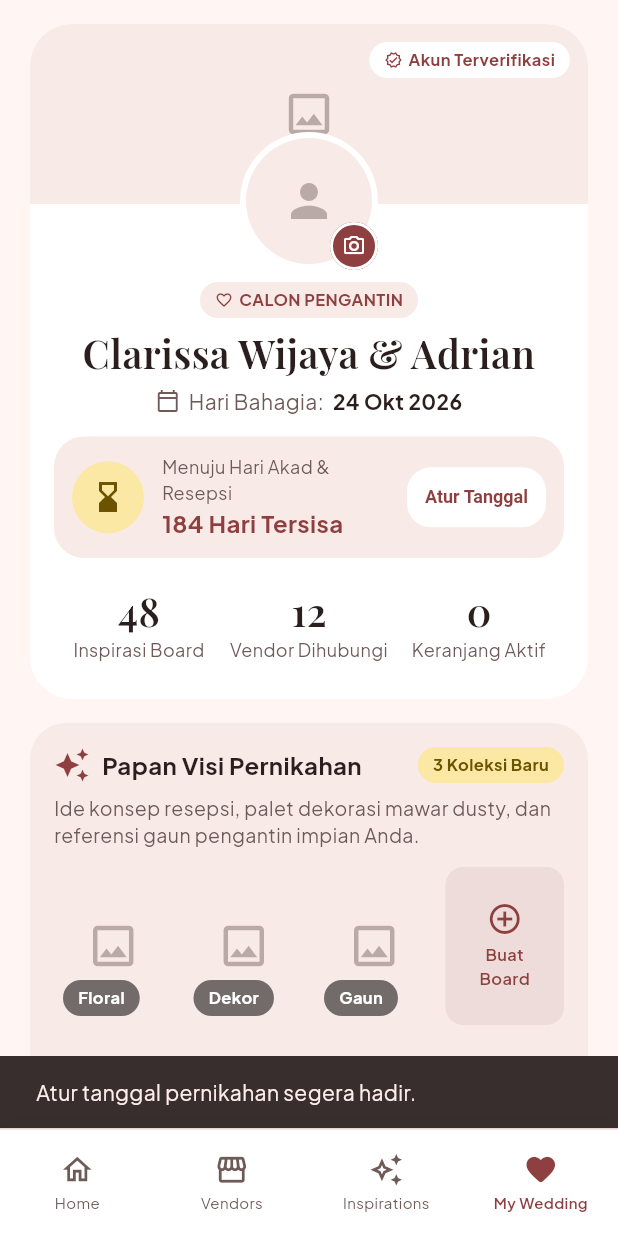
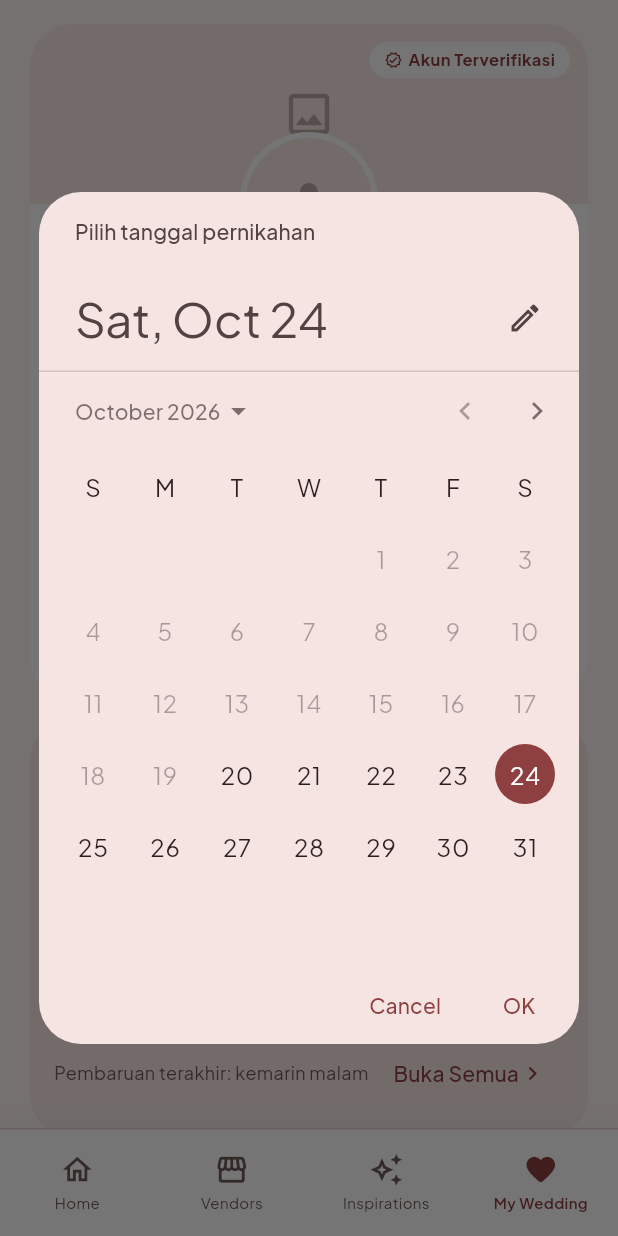
Before and after one commit to mfalim/Mobile_MyDream, a Flutter app: the ProfilePage screen opened by its route, after a tap on "Atur Tanggal", on a phone screen of 412 x 824 dp. Run offline on Flutter 3.47's test engine with Material 3 defaults, Android fonts, the light colour scheme and no system bars; our stand-ins replace flutter_riverpod, flutter_svg, go_router, google_fonts.

Commit message:
feat(my_wedding): single source of truth for wedding date; set date from profile

```diff
--- /dev/null
+++ b/lib/core/utils/date_helpers.dart
@@ -0,0 +1,9 @@
+/// Selisih hari kalender dari [now] ke [target]. Negatif bila sudah lewat.
+/// Dihitung dari tanggalnya saja (jam diabaikan), dalam UTC supaya tidak
+/// terpengaruh pergantian jam musim.
+int daysUntil(DateTime target, {DateTime? now}) {
+  final today = now ?? DateTime.now();
+  final a = DateTime.utc(today.year, today.month, today.day);
+  final b = DateTime.utc(target.year, target.month, target.day);
+  return b.difference(a).inDays;
+}
--- a/lib/features/home/data/datasources/home_mock_datasource.dart
+++ b/lib/features/home/data/datasources/home_mock_datasource.dart
@@ -8,8 +8,6 @@ class HomeMockDatasource {
     return const HomeData(
       countdown: WeddingCountdown(
         coupleNames: 'Clarissa & Adrian',
-        dateLabel: 'Sabtu, 24 Oktober 2026',
-        daysLeft: 148,
         readiness: 0.62,
         nextTask: 'Finalisasi Undangan & RSVP',
       ),
--- a/lib/features/home/domain/entities/home_entities.dart
+++ b/lib/features/home/domain/entities/home_entities.dart
@@ -6,15 +6,11 @@ import 'package:flutter/widgets.dart';
 class WeddingCountdown {
   const WeddingCountdown({
     required this.coupleNames,
-    required this.dateLabel,
-    required this.daysLeft,
     required this.readiness,
     required this.nextTask,
   });
 
   final String coupleNames;
-  final String dateLabel;
-  final int daysLeft;
   final double readiness; // 0.0 - 1.0
   final String nextTask;
 }
--- a/lib/features/home/presentation/pages/home_page.dart
+++ b/lib/features/home/presentation/pages/home_page.dart
@@ -1,3 +1,7 @@
+import 'dart:math' as math;
+import 'package:w51/core/utils/date_helpers.dart';
+import 'package:w51/core/utils/formatters.dart';
+import 'package:w51/features/my_wedding/presentation/providers/wedding_date_provider.dart';
 import 'package:flutter/material.dart';
 import 'package:flutter_riverpod/flutter_riverpod.dart';
 import 'package:go_router/go_router.dart';
@@ -33,13 +37,14 @@ class HomePage extends ConsumerWidget {
   }
 }
 
-class _HomeContent extends StatelessWidget {
+class _HomeContent extends ConsumerWidget {
   const _HomeContent({required this.data});
 
   final HomeData data;
 
   @override
-  Widget build(BuildContext context) {
+  Widget build(BuildContext context, WidgetRef ref) {
+    final weddingDate = ref.watch(weddingDateProvider);
     const gap = SizedBox(height: AppSpacing.lg);
     void goVendors() => context.go(AppRoutes.vendors);
 
@@ -53,6 +58,8 @@ class _HomeContent extends StatelessWidget {
       children: [
         WeddingCountdownCard(
           countdown: data.countdown,
+          dateLabel: formatDateId(weddingDate),
+          daysLeft: math.max(0, daysUntil(weddingDate)),
           onDetail: () => context.go(AppRoutes.myWedding),
         ),
         gap,
--- a/lib/features/home/presentation/widgets/wedding_countdown_card.dart
+++ b/lib/features/home/presentation/widgets/wedding_countdown_card.dart
@@ -9,13 +9,16 @@ import 'package:w51/features/home/domain/entities/home_entities.dart';
 class WeddingCountdownCard extends StatelessWidget {
   const WeddingCountdownCard({
     required this.countdown,
+    required this.dateLabel,
+    required this.daysLeft,
     this.onDetail,
     super.key,
   });
 
   final WeddingCountdown countdown;
+  final String dateLabel;
+  final int daysLeft;
   final VoidCallback? onDetail;
-
   @override
   Widget build(BuildContext context) {
     return Container(
@@ -55,7 +58,7 @@ class WeddingCountdownCard extends StatelessWidget {
                         const SizedBox(width: 6),
                         Flexible(
                           child: Text(
-                            countdown.dateLabel,
+                            dateLabel,
                             style: const TextStyle(
                               color: AppColors.textSecondary,
                               fontSize: 13,
@@ -69,7 +72,7 @@ class WeddingCountdownCard extends StatelessWidget {
               ),
               const SizedBox(width: 12),
               _ProgressBadge(
-                daysLeft: countdown.daysLeft,
+                daysLeft: daysLeft,
                 readiness: countdown.readiness,
               ),
             ],
--- a/lib/features/my_wedding/data/datasources/profile_mock_datasource.dart
+++ b/lib/features/my_wedding/data/datasources/profile_mock_datasource.dart
@@ -6,8 +6,6 @@ class ProfileMockDatasource {
     return const ProfileData(
       coupleNames: 'Clarissa Wijaya & Adrian',
       isVerified: true,
-      weddingDateLabel: '24 Okt 2026',
-      daysLeft: 184,
       inspirationBoards: 48,
       vendorsContacted: 12,
       boards: [
--- a/lib/features/my_wedding/domain/entities/profile_data.dart
+++ b/lib/features/my_wedding/domain/entities/profile_data.dart
@@ -8,8 +8,6 @@ class ProfileData {
   const ProfileData({
     required this.coupleNames,
     required this.isVerified,
-    required this.weddingDateLabel,
-    required this.daysLeft,
     required this.inspirationBoards,
     required this.vendorsContacted,
     required this.boards,
@@ -20,8 +18,6 @@ class ProfileData {
 
   final String coupleNames;
   final bool isVerified;
-  final String weddingDateLabel;
-  final int daysLeft;
   final int inspirationBoards;
   final int vendorsContacted;
   final List<VisionBoard> boards;
--- a/lib/features/my_wedding/presentation/pages/profile_page.dart
+++ b/lib/features/my_wedding/presentation/pages/profile_page.dart
@@ -14,6 +14,9 @@ import 'package:w51/features/my_wedding/presentation/widgets/profile_footer.dart
 import 'package:w51/features/my_wedding/presentation/widgets/profile_header_card.dart';
 import 'package:w51/features/my_wedding/presentation/widgets/settings_section.dart';
 import 'package:w51/features/my_wedding/presentation/widgets/vision_board_card.dart';
+import 'package:w51/core/utils/date_helpers.dart';
+import 'package:w51/core/utils/formatters.dart';
+import 'package:w51/features/my_wedding/presentation/providers/wedding_date_provider.dart';
 
 class ProfilePage extends ConsumerStatefulWidget {
   const ProfilePage({super.key});
@@ -27,6 +30,21 @@ class _ProfilePageState extends ConsumerState<ProfilePage> {
     ScaffoldMessenger.of(context)
       ..hideCurrentSnackBar()
       ..showSnackBar(SnackBar(content: Text('$feature segera hadir.')));
+  }
+
+  Future<void> _pickWeddingDate() async {
+    final now = DateTime.now();
+    final today = DateTime(now.year, now.month, now.day);
+    final current = ref.read(weddingDateProvider);
+    final picked = await showDatePicker(
+      context: context,
+      initialDate: current.isBefore(today) ? today : current,
+      firstDate: today,
+      lastDate: today.add(const Duration(days: 365 * 3)),
+      helpText: 'Pilih tanggal pernikahan',
+    );
+    if (picked == null || !mounted) return;
+    ref.read(weddingDateProvider.notifier).setDate(picked);
   }
 
   Future<void> _logout() async {
@@ -87,8 +105,8 @@ class _ProfilePageState extends ConsumerState<ProfilePage> {
 
   Widget _buildContent(ProfileData p) {
     const gap = SizedBox(height: AppSpacing.lg);
+    final weddingDate = ref.watch(weddingDateProvider);
     final cartCount = ref.watch(cartProvider).items.length;
-
     return ListView(
       padding: const EdgeInsets.fromLTRB(
         AppSpacing.screenPadding,
@@ -99,9 +117,11 @@ class _ProfilePageState extends ConsumerState<ProfilePage> {
       children: [
         ProfileHeaderCard(
           profile: p,
+          weddingDateLabel: formatDateShortId(weddingDate),
+          daysLeft: daysUntil(weddingDate),
           cartCount: cartCount,
           onEditPhoto: () => _soon('Ganti foto profil'),
-          onSetDate: () => _soon('Atur tanggal pernikahan'),
+          onSetDate: _pickWeddingDate,
           onStat: (i) {
             if (i == 2) {
               context.push(AppRoutes.cart);
--- /dev/null
+++ b/lib/features/my_wedding/presentation/providers/wedding_date_provider.dart
@@ -0,0 +1,15 @@
+import 'package:flutter_riverpod/flutter_riverpod.dart';
+
+/// Satu-satunya sumber tanggal pernikahan untuk semua layar.
+/// MOCK: nilai awal tetap. Nanti diambil dari data pasangan di server.
+final weddingDateProvider = NotifierProvider<WeddingDateController, DateTime>(
+  WeddingDateController.new,
+);
+
+class WeddingDateController extends Notifier<DateTime> {
+  @override
+  DateTime build() => DateTime(2026, 10, 24);
+
+  void setDate(DateTime date) =>
+      state = DateTime(date.year, date.month, date.day);
+}
--- a/lib/features/my_wedding/presentation/widgets/profile_header_card.dart
+++ b/lib/features/my_wedding/presentation/widgets/profile_header_card.dart
@@ -8,6 +8,8 @@ import 'package:w51/features/my_wedding/domain/entities/profile_data.dart';
 class ProfileHeaderCard extends StatelessWidget {
   const ProfileHeaderCard({
     required this.profile,
+    required this.weddingDateLabel,
+    required this.daysLeft,
     required this.cartCount,
     required this.onEditPhoto,
     required this.onSetDate,
@@ -16,6 +18,8 @@ class ProfileHeaderCard extends StatelessWidget {
   });
 
   final ProfileData profile;
+  final String weddingDateLabel;
+  final int daysLeft;
   final int cartCount;
   final VoidCallback onEditPhoto;
   final VoidCallback onSetDate;
@@ -107,7 +111,7 @@ class ProfileHeaderCard extends StatelessWidget {
                       style: TextStyle(color: AppColors.textSecondary),
                     ),
                     Text(
-                      profile.weddingDateLabel,
+                      weddingDateLabel,
                       style: const TextStyle(fontWeight: FontWeight.w700),
                     ),
                   ],
@@ -146,7 +150,11 @@ class ProfileHeaderCard extends StatelessWidget {
                               ),
                             ),
                             Text(
-                              '${profile.daysLeft} Hari Tersisa',
+                              daysLeft > 0
+                                  ? '$daysLeft Hari Tersisa'
+                                  : daysLeft == 0
+                                      ? 'Hari Ini!'
+                                      : 'Sudah Terlaksana',
                               style: const TextStyle(
                                 color: AppColors.primary,
                                 fontWeight: FontWeight.w700,
```
Also changed, not shown: lib/core/utils/formatters.dart (+19 -0 lines), lib/features/cart/presentation/pages/cart_page.dart (+4 -4 lines), lib/features/checkout/presentation/pages/checkout_page.dart (+9 -1 lines), 1 other file.
